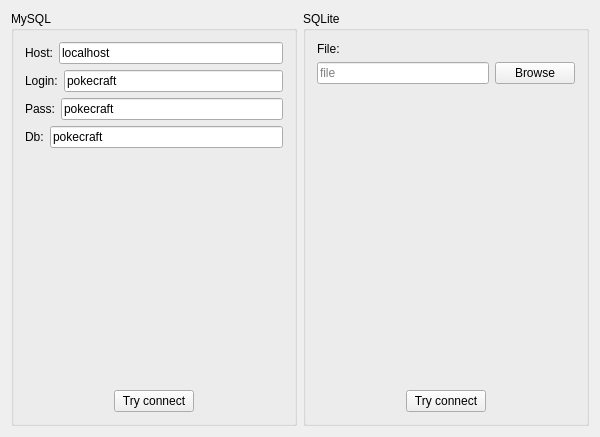
This is tools/offline-player-editor/MainWindow.ui in alphaonex86/CatchChallenger as Qt 5 draws it before an edit. The edited form follows.
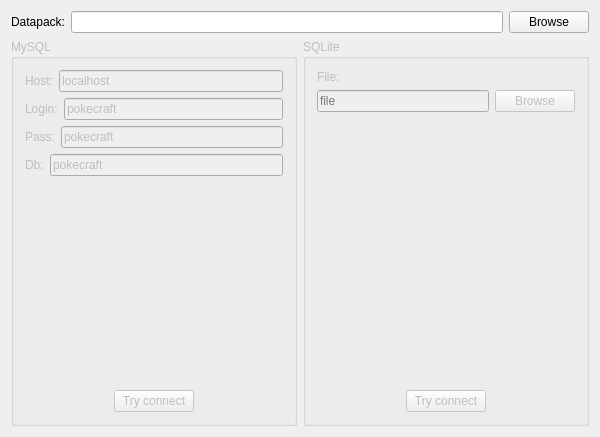
This is the edited form. The open tabs and pages were chosen to show the change. Icons and pictures are not drawn.

What changed in the file:
```diff
--- a/tools/offline-player-editor/MainWindow.ui
+++ b/tools/offline-player-editor/MainWindow.ui
@@ -31,9 +31,35 @@
        <number>2</number>
       </property>
       <widget class="QWidget" name="page">
+       <layout class="QVBoxLayout" name="verticalLayout_7">
+        <item>
        <layout class="QHBoxLayout" name="horizontalLayout_2">
         <item>
-         <widget class="QGroupBox" name="groupBox">
+           <widget class="QLabel" name="label_7">
+            <property name="text">
+             <string>Datapack:</string>
+            </property>
+           </widget>
+          </item>
+          <item>
+           <widget class="QLineEdit" name="datapack_path"/>
+          </item>
+          <item>
+           <widget class="QPushButton" name="datapack_path_browse">
+            <property name="text">
+             <string>Browse</string>
+            </property>
+           </widget>
+          </item>
+         </layout>
+        </item>
+        <item>
+         <layout class="QHBoxLayout" name="horizontalLayout_20">
+          <item>
+           <widget class="QGroupBox" name="groupBoxMysql">
+            <property name="enabled">
+             <bool>false</bool>
+            </property>
           <property name="title">
            <string>MySQL</string>
           </property>
@@ -188,7 +214,10 @@
          </widget>
         </item>
         <item>
-         <widget class="QGroupBox" name="groupBox_2">
+           <widget class="QGroupBox" name="groupBoxSQLite">
+            <property name="enabled">
+             <bool>false</bool>
+            </property>
           <property name="title">
            <string>SQLite</string>
           </property>
@@ -272,6 +301,8 @@
          </widget>
         </item>
        </layout>
+        </item>
+       </layout>
       </widget>
       <widget class="QWidget" name="page_2">
        <layout class="QVBoxLayout" name="verticalLayout_3">
```
Left out of the diff: 18 changed lines with no effect on the pictures. Lines whose indentation alone changed are shown as unchanged.
